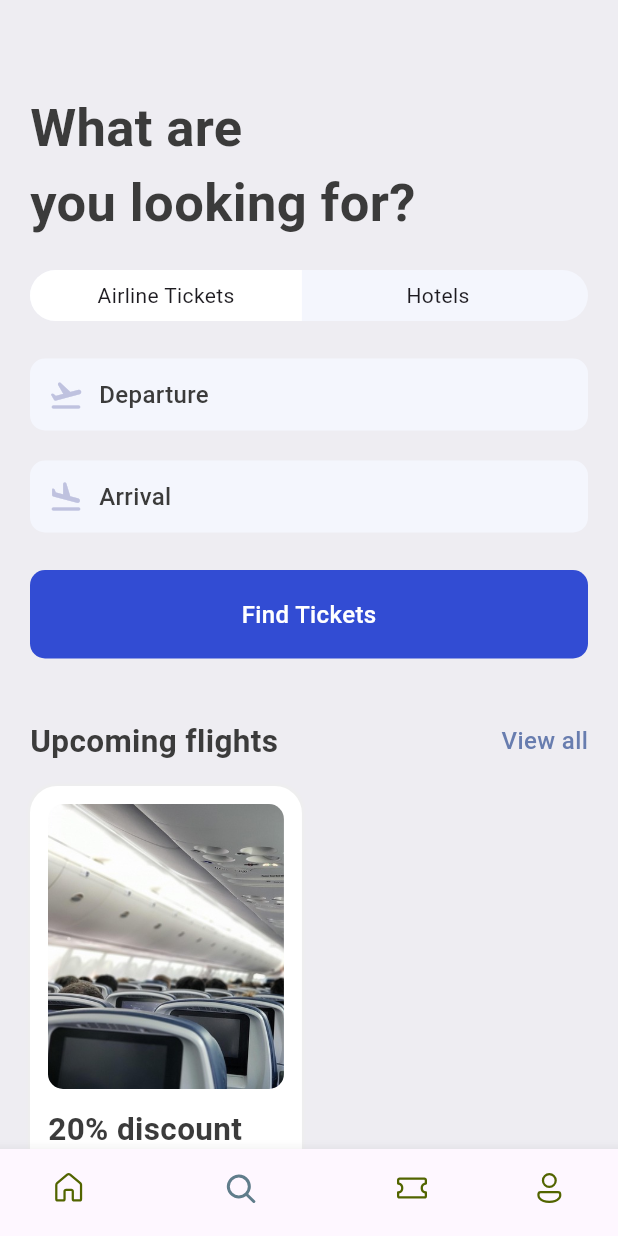
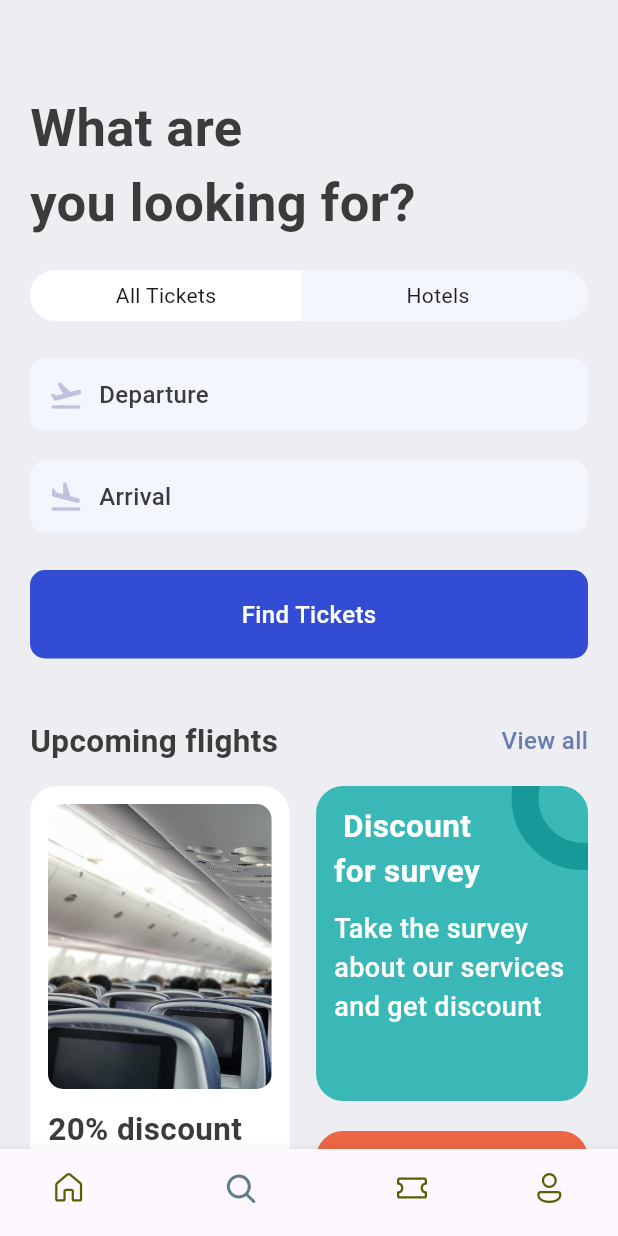
Before and after one commit to Isedin/flight_ticketing_app, a Flutter app: the screen it shows after launch, item 2 of the bottom bar chosen, on a phone screen of 412 x 824 dp. Run offline on Flutter 3.47's test engine with Material 3 defaults, Android fonts, the phone set to English and light mode, and no system bars; our stand-ins replace fluentui_icons.

Commit message:
feat: Enhance ticketing features with new TicketScreen and promotion widget

```diff
--- a/lib/base/bottom_nav_bar.dart
+++ b/lib/base/bottom_nav_bar.dart
@@ -1,5 +1,6 @@
 import 'package:flight_ticketing_app/screens/home/home_screen.dart';
 import 'package:flight_ticketing_app/screens/search/search_screen.dart';
+import 'package:flight_ticketing_app/screens/ticket/ticket_screen.dart';
 import 'package:fluentui_icons/fluentui_icons.dart';
 import 'package:flutter/material.dart';
 
@@ -15,7 +16,7 @@ class _BottomNavBarState extends State<BottomNavBar> {
   final appScreens = [
     const HomeScreen(),
     const SearchScreen(),
-    const Center(child: Text("Tickets")),
+    const TicketScreen(),
     const Center(child: Text("Profile")),
   ];
 
--- a/lib/base/res/styles/app_styles.dart
+++ b/lib/base/res/styles/app_styles.dart
@@ -11,6 +11,10 @@ class AppStyles {
   static Color kakiColor = const Color(0xFFf7b259);
   static Color plainColor = const Color(0xFFBFC2DF);
   static Color findTicketColor = const Color(0xD91130CE);
+  static Color circleColor = const Color(0xFF189999);
+  static Color ticketColor = const Color(0xFFFFFFFF);
+  static Color dotColor = const Color(0xFF8ACCF7);
+  static Color planeSecondColor = const Color(0xFFBACCF7);
 
   static TextStyle textStyle = TextStyle(
     fontSize: 16,
--- a/lib/base/widgets/app_column_text_layout.dart
+++ b/lib/base/widgets/app_column_text_layout.dart
@@ -5,11 +5,13 @@ class AppColumnTextLayout extends StatelessWidget {
   final String topText;
   final String bottomText;
   final CrossAxisAlignment alignment;
+  final bool? isColor;
   const AppColumnTextLayout({
     super.key,
     required this.topText,
     required this.bottomText,
     required this.alignment,
+    this.isColor,
   });
 
   @override
@@ -17,9 +19,9 @@ class AppColumnTextLayout extends StatelessWidget {
     return Column(
       crossAxisAlignment: alignment,
       children: [
-        TextStyleThird(text: topText),
+        TextStyleThird(text: topText, isColor: isColor),
         SizedBox(height: 5),
-        TextStyleThird(text: bottomText),
+        TextStyleThird(text: bottomText, isColor: isColor),
       ],
     );
   }
--- a/lib/base/widgets/app_layout_builder_widget.dart
+++ b/lib/base/widgets/app_layout_builder_widget.dart
@@ -3,10 +3,12 @@ import 'package:flutter/material.dart';
 class AppLayoutBuilderWidget extends StatelessWidget {
   final int randomDevider;
   final double width;
+  final bool? isColor;
   const AppLayoutBuilderWidget({
     super.key,
     required this.randomDevider,
     this.width = 3,
+    this.isColor,
   });
 
   @override
@@ -23,7 +25,9 @@ class AppLayoutBuilderWidget extends StatelessWidget {
               width: width,
               height: 1,
               child: DecoratedBox(
-                decoration: BoxDecoration(color: Colors.white),
+                decoration: BoxDecoration(
+                  color: isColor == null ? Colors.white : Colors.grey.shade200,
+                ),
               ),
             ),
           ),
--- a/lib/base/widgets/big_circle.dart
+++ b/lib/base/widgets/big_circle.dart
@@ -2,7 +2,8 @@ import 'package:flutter/material.dart';
 
 class BigCircle extends StatelessWidget {
   final bool isRight;
-  const BigCircle({super.key, required this.isRight});
+  final bool? isColor;
+  const BigCircle({super.key, required this.isRight, this.isColor});
 
   @override
   Widget build(BuildContext context) {
@@ -11,7 +12,7 @@ class BigCircle extends StatelessWidget {
       width: 10,
       child: DecoratedBox(
         decoration: BoxDecoration(
-          color: Colors.white,
+          color: isColor == null ? Colors.white : Colors.grey.shade200,
           borderRadius: isRight == true
               ? BorderRadius.only(
                   topLeft: Radius.circular(10),
--- a/lib/base/widgets/text_style_fourth.dart
+++ b/lib/base/widgets/text_style_fourth.dart
@@ -4,10 +4,12 @@ import 'package:flutter/material.dart';
 class TextStyleFourth extends StatelessWidget {
   final String text;
   final TextAlign? align;
+  final bool? isColor;
   const TextStyleFourth({
     super.key,
     required this.text,
     this.align = TextAlign.start,
+    this.isColor,
   });
 
   @override
@@ -15,7 +17,9 @@ class TextStyleFourth extends StatelessWidget {
     return Text(
       text,
       textAlign: align,
-      style: AppStyles.headlineStyle4.copyWith(color: Colors.white),
+      style: isColor == null
+          ? AppStyles.headlineStyle4.copyWith(color: Colors.white)
+          : AppStyles.headlineStyle4,
     );
   }
 }
--- a/lib/screens/search/search_screen.dart
+++ b/lib/screens/search/search_screen.dart
@@ -1,10 +1,10 @@
 import 'package:flight_ticketing_app/base/app_routes.dart';
-import 'package:flight_ticketing_app/base/res/media.dart';
 import 'package:flight_ticketing_app/base/res/styles/app_styles.dart';
 import 'package:flight_ticketing_app/base/widgets/app_double_text.dart';
 import 'package:flight_ticketing_app/screens/search/widgets/app_text_icon.dart';
 import 'package:flight_ticketing_app/screens/search/widgets/app_ticket_tabs.dart';
 import 'package:flight_ticketing_app/screens/search/widgets/find_tickets.dart';
+import 'package:flight_ticketing_app/screens/search/widgets/ticket_promotion.dart';
 import 'package:flutter/material.dart';
 
 class SearchScreen extends StatelessWidget {
@@ -12,7 +12,6 @@ class SearchScreen extends StatelessWidget {
 
   @override
   Widget build(BuildContext context) {
-    final size = MediaQuery.of(context).size;
     return Scaffold(
       // appBar: AppBar(title: const Text("Search")),
       backgroundColor: AppStyles.bgColor,
@@ -25,7 +24,7 @@ class SearchScreen extends StatelessWidget {
             style: AppStyles.headlineStyle1.copyWith(fontSize: 35),
           ),
           SizedBox(height: 20),
-          const AppTicketTabs(),
+          const AppTicketTabs(firstTab: "All Tickets", secondTab: "Hotels"),
           SizedBox(height: 25),
           const AppTextIcon(
             icon: Icons.flight_takeoff_rounded,
@@ -42,45 +41,7 @@ class SearchScreen extends StatelessWidget {
             func: () => Navigator.pushNamed(context, AppRoutes.allTickets),
           ),
           const SizedBox(height: 15),
-          Row(
-            children: [
-              Container(
-                padding: EdgeInsets.symmetric(vertical: 12, horizontal: 12),
-                width: size.width * 0.44,
-                height: 405,
-                decoration: BoxDecoration(
-                  borderRadius: BorderRadius.circular(18),
-                  color: Colors.white,
-                  boxShadow: [
-                    BoxShadow(
-                      color: Colors.grey.shade200,
-                      blurRadius: 1,
-                      spreadRadius: 1,
-                    ),
-                  ],
-                ),
-                child: Column(
-                  children: [
-                    Container(
-                      height: 190,
-                      decoration: BoxDecoration(
-                        borderRadius: BorderRadius.circular(10),
-                        image: DecorationImage(
-                          fit: BoxFit.cover,
-                          image: AssetImage(AppMedia.planeSit),
-                        ),
-                      ),
-                    ),
-                    SizedBox(height: 12),
-                    Text(
-                      "20% discount on the early booking of this flight. Don't miss.",
-                      style: AppStyles.headlineStyle2,
-                    ),
-                  ],
-                ),
-              ),
-            ],
-          ),
+          const TicketPromotion(),
         ],
       ),
     );
--- a/lib/screens/search/widgets/app_ticket_tabs.dart
+++ b/lib/screens/search/widgets/app_ticket_tabs.dart
@@ -1,7 +1,13 @@
 import 'package:flutter/material.dart';
 
 class AppTicketTabs extends StatelessWidget {
-  const AppTicketTabs({super.key});
+  final String firstTab;
+  final String secondTab;
+  const AppTicketTabs({
+    super.key,
+    required this.firstTab,
+    required this.secondTab,
+  });
 
   @override
   Widget build(BuildContext context) {
@@ -12,8 +18,8 @@ class AppTicketTabs extends StatelessWidget {
       ),
       child: Row(
         children: [
-          AppTabs(tabText: "Airline Tickets"),
-          AppTabs(tabText: "Hotels", tabBorder: true, tabColor: true),
+          AppTabs(tabText: firstTab),
+          AppTabs(tabText: secondTab, tabBorder: true, tabColor: true),
         ],
       ),
     );
--- /dev/null
+++ b/lib/screens/search/widgets/ticket_promotion.dart
@@ -0,0 +1,135 @@
+import 'package:flight_ticketing_app/base/res/media.dart';
+import 'package:flight_ticketing_app/base/res/styles/app_styles.dart';
+import 'package:flutter/material.dart';
+
+class TicketPromotion extends StatelessWidget {
+  const TicketPromotion({super.key});
+
+  @override
+  Widget build(BuildContext context) {
+    final size = MediaQuery.of(context).size;
+    return Row(
+      mainAxisAlignment: MainAxisAlignment.spaceBetween,
+      children: [
+        Container(
+          padding: EdgeInsets.symmetric(vertical: 12, horizontal: 12),
+          width: size.width * 0.42,
+          height: 410,
+          decoration: BoxDecoration(
+            borderRadius: BorderRadius.circular(18),
+            color: Colors.white,
+            boxShadow: [
+              BoxShadow(
+                color: Colors.grey.shade200,
+                blurRadius: 1,
+                spreadRadius: 1,
+              ),
+            ],
+          ),
+          child: Column(
+            children: [
+              Container(
+                height: 190,
+                decoration: BoxDecoration(
+                  borderRadius: BorderRadius.circular(10),
+                  image: DecorationImage(
+                    fit: BoxFit.cover,
+                    image: AssetImage(AppMedia.planeSit),
+                  ),
+                ),
+              ),
+              SizedBox(height: 12),
+              Text(
+                "20% discount on the early booking of this flight. Don't miss.",
+                style: AppStyles.headlineStyle2,
+              ),
+            ],
+          ),
+        ),
+        Column(
+          children: [
+            Stack(
+              children: [
+                Container(
+                  padding: EdgeInsets.symmetric(vertical: 12, horizontal: 12),
+                  width: size.width * 0.44,
+                  height: 210,
+                  decoration: BoxDecoration(
+                    borderRadius: BorderRadius.circular(18),
+                    color: Color(0xFF3AB8B8),
+                  ),
+                  child: Column(
+                    crossAxisAlignment: CrossAxisAlignment.start,
+                    children: [
+                      Text(
+                        "Discount\nfor survey",
+                        style: AppStyles.headlineStyle2.copyWith(
+                          fontWeight: FontWeight.bold,
+                          color: Colors.white,
+                        ),
+                        textAlign: TextAlign.center,
+                      ),
+                      SizedBox(height: 10),
+                      Text(
+                        "Take the survey about our services and get discount",
+                        style: AppStyles.headlineStyle2.copyWith(
+                          fontWeight: FontWeight.w500,
+                          color: Colors.white,
+                          fontSize: 18,
+                        ),
+                      ),
+                    ],
+                  ),
+                ),
+                Positioned(
+                  right: -45,
+                  top: -40,
+                  child: Container(
+                    padding: EdgeInsets.all(30),
+                    decoration: BoxDecoration(
+                      shape: BoxShape.circle,
+                      border: Border.all(
+                        color: AppStyles.circleColor,
+                        width: 18,
+                      ),
+                    ),
+                  ),
+                ),
+              ],
+            ),
+            SizedBox(height: 20),
+            Container(
+              padding: EdgeInsets.symmetric(vertical: 12, horizontal: 12),
+              width: size.width * 0.44,
+              height: 180,
+              decoration: BoxDecoration(
+                borderRadius: BorderRadius.circular(18),
+                color: Color(0xFFEC6545),
+              ),
+              child: Column(
+                children: [
+                  Text(
+                    "Take love",
+                    style: AppStyles.headlineStyle2.copyWith(
+                      color: Colors.white,
+                    ),
+                  ),
+                  SizedBox(height: 10),
+                  RichText(
+                    text: TextSpan(
+                      children: [
+                        TextSpan(text: "😍", style: TextStyle(fontSize: 38)),
+                        TextSpan(text: "🥰", style: TextStyle(fontSize: 50)),
+                        TextSpan(text: "😘", style: TextStyle(fontSize: 38)),
+                      ],
+                    ),
+                  ),
+                ],
+              ),
+            ),
+          ],
+        ),
+      ],
+    );
+  }
+}
```
Also changed, not shown: lib/base/widgets/big_dot.dart (+7 -2 lines), lib/base/widgets/text_style_third.dart (+5 -2 lines), lib/base/widgets/ticket_view.dart (+50 -17 lines), lib/screens/ticket/ticket_screen.dart (added, +30 -0 lines).
